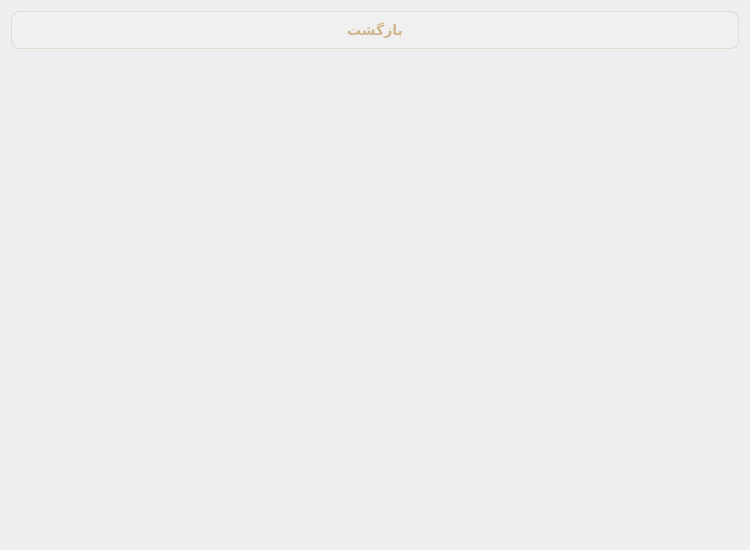
Onyx1907/Lumina-EBook-Platform, file Client/notification/notificationswidget.ui: the form before one commit.
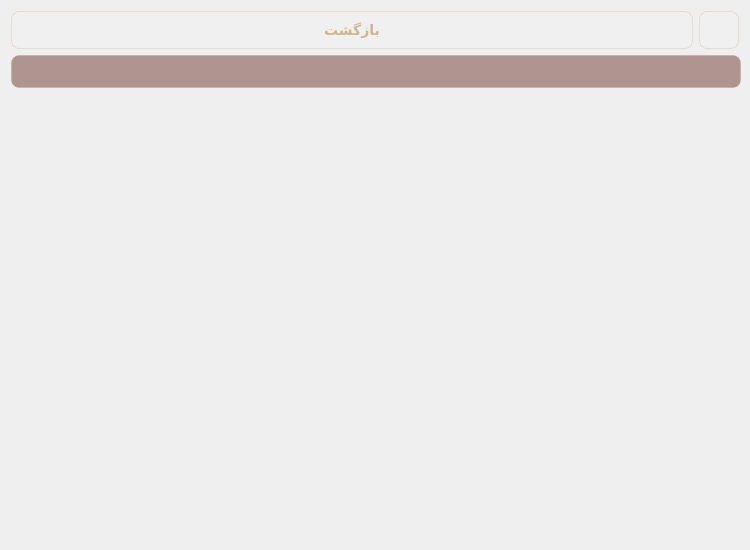
The form after the commit. Icons and pictures are not drawn.

The edit to the form file:
```diff
--- a/Client/notification/notificationswidget.ui
+++ b/Client/notification/notificationswidget.ui
@@ -27,6 +27,8 @@
   </property>
   <layout class="QVBoxLayout" name="verticalLayout">
    <item>
+    <layout class="QHBoxLayout" name="horizontalLayout">
+     <item>
     <widget class="QPushButton" name="back_pushButton">
      <property name="minimumSize">
       <size>
@@ -67,6 +69,108 @@
     </widget>
    </item>
    <item>
+      <widget class="QPushButton" name="back_pushButton_2">
+       <property name="minimumSize">
+        <size>
+         <width>40</width>
+         <height>38</height>
+        </size>
+       </property>
+       <property name="maximumSize">
+        <size>
+         <width>40</width>
+         <height>38</height>
+        </size>
+       </property>
+       <property name="styleSheet">
+        <string notr="true">QPushButton {
+    background-color: rgba(255, 255, 255, 0.08); /* پس‌زمینه شیشه‌ای بسیار ملو */
+    border: 1px solid rgba(193, 154, 107, 0.25); /* مرز کاراملی شفاف */
+    border-radius: 8px; /* گوشه‌های نرم کلاسیک */
+    color: #D2B48C; /* رنگ متنی خامه ای/نسکافه‌ای روشن */
+    font-size: 14px;
+    font-weight: bold;
+    font-family: &quot;Segoe UI&quot;, &quot;Tahoma&quot;;
+    padding: 6px 14px;
+    min-height: 24px;
+}
+
+/* حالت Hover (وقتی موس روی دکمه می‌رود) */
+QPushButton:hover {
+    background-color: rgba(139, 90, 43, 0.35); /* شیشه کاراملی غلیظ‌تر */
+    border: 1px solid #C19A6B; /* لبه طلایی خامه ای */
+    color: #FFF; /* متن کاملا سفید و درخشان */
+}
+
+/* حالت Pressed (وقتی روی دکمه کلیک می‌شود) */
+QPushButton:pressed {
+    background-color: rgba(111, 78, 55, 0.6); /* رنگ قهوه‌ای تیره فشرده شده */
+    border: 1px solid #8B5A2B;
+    padding-left: 16px; /* افکت کلیک کوچک ملو (متمایل شدن متن به راست) */
+}</string>
+       </property>
+       <property name="text">
+        <string/>
+       </property>
+       <property name="icon">
+        <iconset resource="../resources.qrc">
+         <normaloff>:/resources/refresh.svg</normaloff>:/resources/refresh.svg</iconset>
+       </property>
+       <property name="iconSize">
+        <size>
+         <width>20</width>
+         <height>20</height>
+        </size>
+       </property>
+      </widget>
+     </item>
+    </layout>
+   </item>
+   <item>
+    <widget class="QLabel" name="error_label">
+     <property name="sizePolicy">
+      <sizepolicy hsizetype="Fixed" vsizetype="Fixed">
+       <horstretch>0</horstretch>
+       <verstretch>0</verstretch>
+      </sizepolicy>
+     </property>
+     <property name="minimumSize">
+      <size>
+       <width>730</width>
+       <height>0</height>
+      </size>
+     </property>
+     <property name="maximumSize">
+      <size>
+       <width>730</width>
+       <height>16777215</height>
+      </size>
+     </property>
+     <property name="styleSheet">
+      <string notr="true">QLabel {
+    background-color: rgba(93, 37, 25, 0.45);  /* پس‌زمینه شیشه‌ای شرابی/شکلاتی تیره */
+    border: 1px solid rgba(217, 136, 128, 0.35); /* مرز ملو متمایل به رز-گلد شفاف */
+    border-radius: 8px;                         /* گوشه‌های نرم */
+    color: #FADBD8;                             /* رنگ متن صورتی بسیار ملایم و خوانا */
+    font-family: &quot;Segoe UI&quot;, &quot;Tahoma&quot;;
+    font-size: 13px;
+    font-weight: bold;
+    padding: 8px 16px;                          /* ایجاد فضای تنفس داخلی برای حالت شیشه‌ای */
+    qproperty-alignment: 'AlignCenter';         /* وسط‌چین کردن متن خطا */
+}</string>
+     </property>
+     <property name="text">
+      <string/>
+     </property>
+     <property name="alignment">
+      <set>Qt::AlignCenter</set>
+     </property>
+     <property name="wordWrap">
+      <bool>true</bool>
+     </property>
+    </widget>
+   </item>
+   <item>
     <widget class="QListWidget" name="listWidget">
      <property name="styleSheet">
       <string notr="true">/* کاملاً شفاف کردن پس‌زمینه و حذف مرزهای لیست اصلی */
```
Left out of the diff: 4 changed lines with no effect on the pictures. Lines whose indentation alone changed are shown as unchanged.
